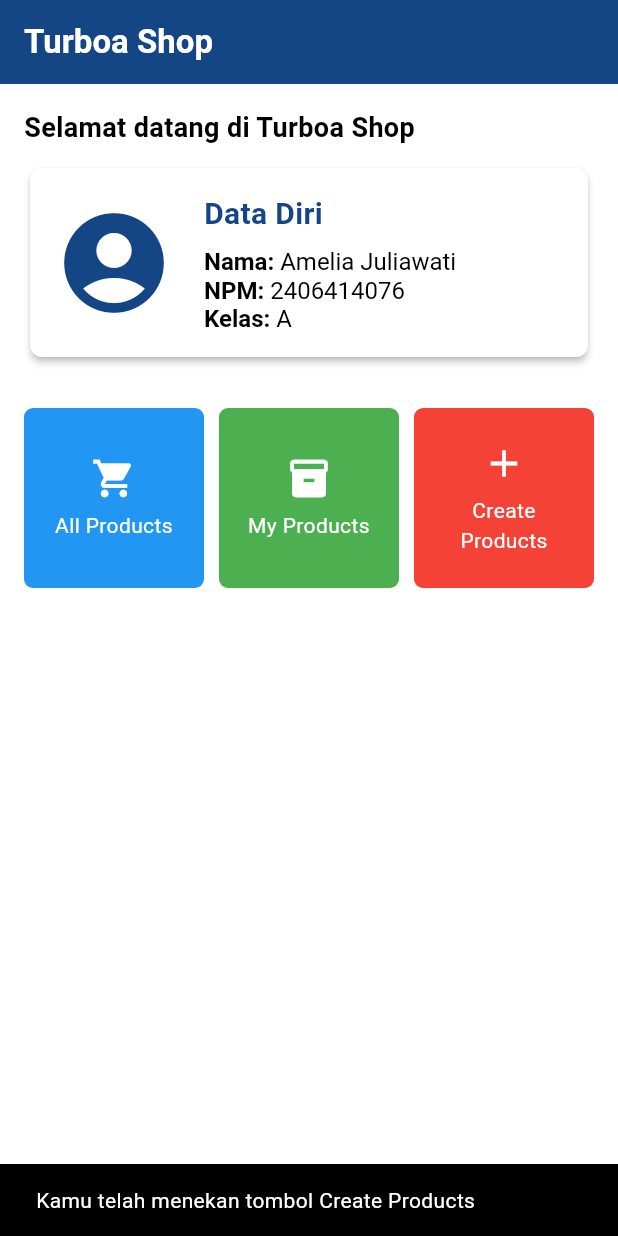
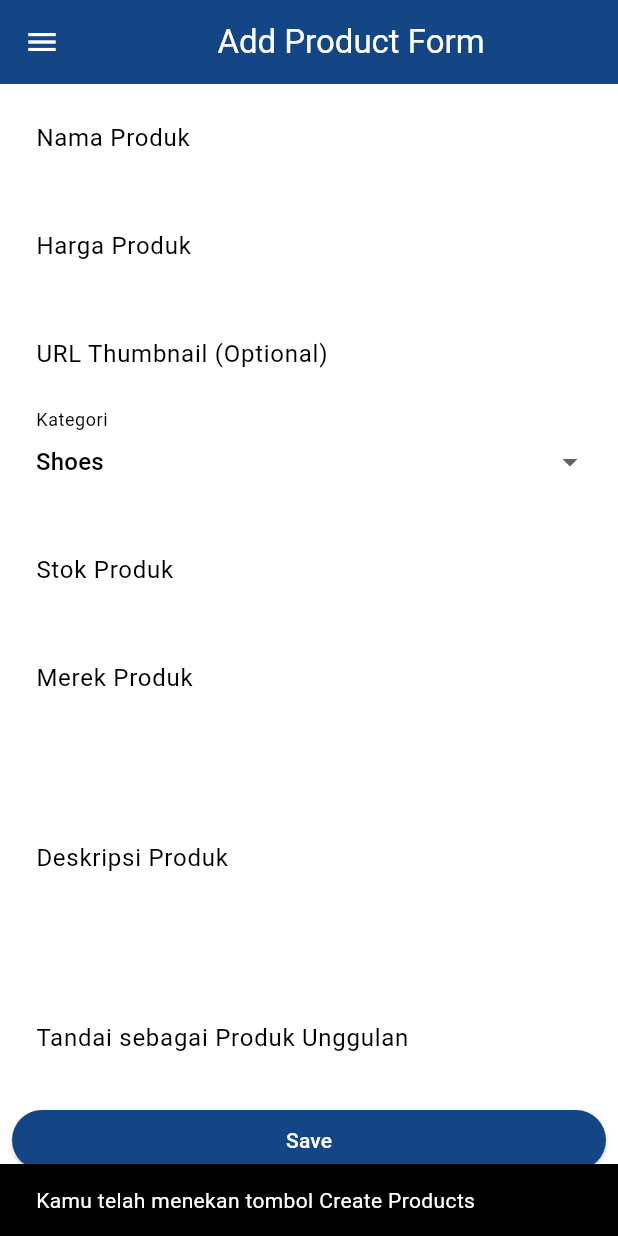
Before and after one commit to amelia-juliawati/football-shop-mobile, a Flutter app: the screen it shows after launch, after a tap on "Create Products", on a phone screen of 412 x 824 dp. Run offline on Flutter 3.47's test engine with Material 3 defaults, Android fonts, the phone set to English and light mode, and no system bars.

Commit message:
Tugas 8 selesai

```diff
--- a/lib/main.dart
+++ b/lib/main.dart
@@ -1,5 +1,5 @@
 import 'package:flutter/material.dart';
-import 'package:turboa_mobile/menu.dart';
+import 'package:turboa_mobile/screens/menu.dart';
 
 void main() {
   runApp(const MyApp());
--- a/lib/menu.dart
+++ b/lib/screens/menu.dart
@@ -1,4 +1,6 @@
 import 'package:flutter/material.dart';
+import 'package:turboa_mobile/widgets/left_drawer.dart';
+import 'package:turboa_mobile/widgets/products_card.dart';
 
 class MyHomePage extends StatelessWidget {
   MyHomePage({super.key});
@@ -23,7 +25,9 @@ class MyHomePage extends StatelessWidget {
           style: TextStyle(color: Colors.white, fontWeight: FontWeight.bold),
         ),
         backgroundColor: Theme.of(context).colorScheme.primary,
+        iconTheme:  const IconThemeData(color: Colors.white),
       ),
+      drawer: LeftDrawer(),
       body: Padding(
         padding: const EdgeInsets.all(16),
         child: Column(
@@ -159,44 +163,3 @@ class ItemHomepage {
   final IconData icon;
   ItemHomepage(this.name, this.icon);
 }
-
-class ItemCard extends StatelessWidget {
-  final ItemHomepage item;
-  final Color color;
-
-  const ItemCard({super.key, required this.item, required this.color});
-
-  @override
-  Widget build(BuildContext context) {
-    return Material(
-      color: color,
-      borderRadius: BorderRadius.circular(6),
-      child: InkWell(
-        onTap: () {
-          ScaffoldMessenger.of(context)
-            ..hideCurrentSnackBar()
-            ..showSnackBar(
-              SnackBar(content: Text("Kamu telah menekan tombol ${item.name}")),
-            );
-        },
-        child: Container(
-          padding: const EdgeInsets.all(8),
-          child: Center(
-            child: Column(
-              mainAxisAlignment: MainAxisAlignment.center,
-              children: [
-                Icon(item.icon, color: Colors.white, size: 30.0),
-                const Padding(padding: EdgeInsets.all(3)),
-                Text(
-                  item.name,
-                  textAlign: TextAlign.center,
-                  style: const TextStyle(color: Colors.white),
-                ),
-              ],
-            ),
-          ),
-        ),
-      ),
-    );
-  }
-}
--- /dev/null
+++ b/lib/screens/productlist_form.dart
@@ -0,0 +1,347 @@
+import 'package:flutter/material.dart';
+import 'package:turboa_mobile/screens/menu.dart';
+import 'package:turboa_mobile/widgets/left_drawer.dart';
+
+class ProductFormPage extends StatefulWidget {
+  const ProductFormPage({super.key});
+
+  @override
+  State<ProductFormPage> createState() => _ProductFormPageState();
+}
+
+class _ProductFormPageState extends State<ProductFormPage> {
+  final _formKey = GlobalKey<FormState>();
+  String _name = "";
+  int _price = 0;
+  String _description = "";
+  String _thumbnail = "";
+  String _category = "shoes";
+  bool _isFeatured = false;
+  int _stock = 0;
+  String _brand = "";
+
+  final List<String> _categories = [
+    'shoes',
+    'jersey',
+    'socks',
+    'shin guard',
+    'cleat',
+    'ball',
+    'heand gloves',
+  ];
+
+  @override
+  Widget build(BuildContext context) {
+    return Scaffold(
+      appBar: AppBar(
+        title: const Center(child: Text('Add Product Form')),
+        backgroundColor: Theme.of(context).colorScheme.primary,
+        foregroundColor: Colors.white,
+      ),
+      drawer: LeftDrawer(),
+      body: Form(
+        key: _formKey,
+        child: SingleChildScrollView(
+          child: Column(
+            crossAxisAlignment: CrossAxisAlignment.start,
+            children: [
+              // === Product Name ===
+              Padding(
+                padding: const EdgeInsets.all(8.0),
+                child: TextFormField(
+                  decoration: InputDecoration(
+                    hintText: "Ketik nama produkmu disini...",
+                    labelText: "Nama Produk",
+                    border: OutlineInputBorder(
+                      borderRadius: BorderRadius.circular(3.0),
+                    ),
+                  ),
+                  onChanged: (String? value) {
+                    setState(() {
+                      _name = value!;
+                    });
+                  },
+                  validator: (String? value) {
+                    if (value == null || value.isEmpty) {
+                      return "Nama produk tidak boleh kosong!";
+                    }
+                    if (value.length < 3) {
+                      return "Nama produk minimal 3 karakter!";
+                    }
+                    if (value.length > 50) {
+                      return "Nama produk maksimal 50 karakter!";
+                    }
+                    return null;
+                  },
+                ),
+              ),
+
+              // === Price ===
+              Padding(
+                padding: const EdgeInsets.all(8.0),
+                child: TextFormField(
+                  keyboardType: TextInputType.number,
+                  decoration: InputDecoration(
+                    hintText: "Ketik harga produkmu disini...",
+                    labelText: "Harga Produk",
+                    border: OutlineInputBorder(
+                      borderRadius: BorderRadius.circular(3.0),
+                    ),
+                  ),
+                  onChanged: (String? value) {
+                    setState(() {
+                      _price = int.tryParse(value!) ?? 0;
+                    });
+                  },
+                  validator: (String? value) {
+                    if (value == null || value.isEmpty) {
+                      return "Harga tidak boleh kosong!";
+                    }
+                    final price = int.tryParse(value);
+                    if (price == null) {
+                      return "Masukkan angka yang valid!";
+                    }
+                    if (price <= 0) {
+                      return "Harga harus lebih dari 0!";
+                    }
+                    return null;
+                  },
+                ),
+              ),
+
+              // === Thumbnail URL ===
+              Padding(
+                padding: const EdgeInsets.all(8.0),
+                child: TextFormField(
+                  decoration: InputDecoration(
+                    hintText: "Ketik thumbnail produkmu disini...",
+                    labelText: "URL Thumbnail (Optional)",
+                    border: OutlineInputBorder(
+                      borderRadius: BorderRadius.circular(3.0),
+                    ),
+                  ),
+                  onChanged: (String? value) {
+                    setState(() {
+                      _thumbnail = value!;
+                    });
+                  },
+                  validator: (String? value) {
+                    if (value != null &&
+                        value.isNotEmpty &&
+                        !Uri.parse(value).isAbsolute) {
+                      return "Masukkan URL yang valid!";
+                    }
+                    return null;
+                  },
+                ),
+              ),
+
+              // === Category ===
+              Padding(
+                padding: const EdgeInsets.all(8.0),
+                child: DropdownButtonFormField<String>(
+                  decoration: InputDecoration(
+                    labelText: "Kategori",
+                    border: OutlineInputBorder(
+                      borderRadius: BorderRadius.circular(3.0),
+                    ),
+                  ),
+                  value: _category,
+                  items: _categories
+                      .map(
+                        (cat) => DropdownMenuItem(
+                          value: cat,
+                          child: Text(cat[0].toUpperCase() + cat.substring(1)),
+                        ),
+                      )
+                      .toList(),
+                  onChanged: (String? newValue) {
+                    setState(() {
+                      _category = newValue!;
+                    });
+                  },
+                ),
+              ),
+
+              // === Stock ===
+              Padding(
+                padding: const EdgeInsets.all(8.0),
+                child: TextFormField(
+                  keyboardType: TextInputType.number,
+                  decoration: InputDecoration(
+                    hintText: "Ketik jumlah stok produkmu...",
+                    labelText: "Stok Produk",
+                    border: OutlineInputBorder(
+                      borderRadius: BorderRadius.circular(3.0),
+                    ),
+                  ),
+                  onChanged: (String? value) {
+                    setState(() {
+                      _stock = int.tryParse(value!) ?? 0;
+                    });
+                  },
+                  validator: (String? value) {
+                    if (value == null || value.isEmpty) {
+                      return "Stok tidak boleh kosong!";
+                    }
+                    final stock = int.tryParse(value);
+                    if (stock == null) {
+                      return "Masukkan angka yang valid!";
+                    }
+                    if (stock < 0) {
+                      return "Stok tidak boleh negatif!";
+                    }
+                    return null;
+                  },
+                ),
+              ),
+
+              // === Brand ===
+              Padding(
+                padding: const EdgeInsets.all(8.0),
+                child: TextFormField(
+                  decoration: InputDecoration(
+                    hintText: "Ketik brand produkmu disini...",
+                    labelText: "Merek Produk",
+                    border: OutlineInputBorder(
+                      borderRadius: BorderRadius.circular(3.0),
+                    ),
+                  ),
+                  onChanged: (String? value) {
+                    setState(() {
+                      _brand = value!;
+                    });
+                  },
+                  validator: (String? value) {
+                    if (value == null || value.isEmpty) {
+                      return "Merek tidak boleh kosong!";
+                    }
+                    if (value.length > 30) {
+                      return "Merek maksimal berisi 30 karakter!";
+                    }
+                    return null;
+                  },
+                ),
+              ),
+
+              // === Description ===
+              Padding(
+                padding: const EdgeInsets.all(8.0),
+                child: TextFormField(
+                  maxLines: 5,
+                  decoration: InputDecoration(
+                    hintText: "Deskripsi Produk",
+                    labelText: "Deskripsi Produk",
+                    border: OutlineInputBorder(
+                      borderRadius: BorderRadius.circular(5.0),
+                    ),
+                  ),
+                  onChanged: (String? value) {
+                    setState(() {
+                      _description = value!;
+                    });
+                  },
+                  validator: (String? value) {
+                    if (value == null || value.isEmpty) {
+                      return "Deskripsi tidak boleh kosong!";
+                    }
+                    if (value.length < 10) {
+                      return "Deskripsi minimal berisi 10 karakter!";
+                    }
+                    if (value.length > 500) {
+                      return "Deskripsi maksimal berisi 500 karakter!";
+                    }
+                    return null;
+                  },
+                ),
+              ),
+
+              // === Is Featured ===
+              Padding(
+                padding: const EdgeInsets.all(8.0),
+                child: SwitchListTile(
+                  title: const Text("Tandai sebagai Produk Unggulan"),
+                  value: _isFeatured,
+                  onChanged: (bool value) {
+                    setState(() {
+                      _isFeatured = value;
+                    });
+                  },
+                ),
+              ),
+
+              // === Save ===
+              Align(
+                alignment: Alignment.bottomCenter,
+                child: Padding(
+                  padding: const EdgeInsets.all(8.0),
+                  child: SizedBox(
+                    width: double.infinity,
+                    child: ElevatedButton(
+                      style: ButtonStyle(
+                        backgroundColor: MaterialStateProperty.all(
+                          Theme.of(context).colorScheme.primary,
+                        ),
+                      ),
+                      onPressed: () {
+                        if (_formKey.currentState!.validate()) {
+                          showDialog(
+                            context: context,
+                            builder: (context) {
+                              return AlertDialog(
+                                title: const Text('Produk berhasil disimpan!'),
+                                content: SingleChildScrollView(
+                                  child: Column(
+                                    crossAxisAlignment:
+                                        CrossAxisAlignment.start,
+                                    children: [
+                                      Text('Nama Produk: $_name'),
+                                      Text('Harga: Rp$_price'),
+                                      Text('Kategori: $_category'),
+                                      Text('Stok: $_stock'),
+                                      Text('Merek: $_brand'),
+                                      if (_thumbnail.isNotEmpty)
+                                        Text('Thumbnail: $_thumbnail'),
+                                      Text(
+                                        'Unggulan: ${_isFeatured ? "Ya" : "Tidak"}',
+                                      ),
+                                      const SizedBox(height: 10),
+                                      Text('Deskripsi:\n$_description'),
+                                    ],
+                                  ),
+                                ),
+                                actions: [
+                                  TextButton(
+                                    child: const Text('OK'),
+                                    onPressed: () {
+                                      Navigator.pop(context);
+                                      _formKey.currentState!.reset();
+                                      Navigator.pushReplacement(
+                                        context,
+                                        MaterialPageRoute(
+                                          builder: (context) => MyHomePage(),
+                                        ),
+                                      );
+                                    },
+                                  ),
+                                ],
+                              );
+                            },
+                          );
+                        }
+                      },
+                      child: const Text(
+                        "Save",
+                        style: TextStyle(color: Colors.white),
+                      ),
+                    ),
+                  ),
+                ),
+              ),
+            ],
+          ),
+        ),
+      ),
+    );
+  }
+}
--- /dev/null
+++ b/lib/widgets/left_drawer.dart
@@ -0,0 +1,64 @@
+import 'package:flutter/material.dart';
+import 'package:turboa_mobile/screens/menu.dart';
+import 'package:turboa_mobile/screens/productlist_form.dart';
+
+class LeftDrawer extends StatelessWidget {
+  const LeftDrawer({super.key});
+
+  @override
+  Widget build(BuildContext context) {
+    return Drawer(
+      child: ListView(
+        children: [
+          DrawerHeader(
+            decoration: BoxDecoration(color: Theme.of(context).colorScheme.secondary),
+            child: Column(
+              crossAxisAlignment: CrossAxisAlignment.start,
+              children: [
+                Text(
+                  'Turboa Shop',
+                  textAlign: TextAlign.start,
+                  style: TextStyle(
+                    fontSize: 25,
+                    fontWeight: FontWeight.bold,
+                    color: Colors.white,
+                  ),
+                ),
+                Padding(padding: EdgeInsets.all(10)),
+                Text(
+                  "Temukan produk terbaik dengan harga bersahabat!",
+                  textAlign: TextAlign.start,
+                  style: TextStyle(
+                    fontSize: 15,
+                    fontWeight: FontWeight.normal,
+                    color: Colors.white,
+                  ),
+                ),
+              ],
+            ),
+          ),
+          ListTile(
+            leading: const Icon(Icons.home_outlined),
+            title: const Text('Halaman Utama'),
+            onTap: () {
+              Navigator.push(
+                context,
+                MaterialPageRoute(builder: (context) => MyHomePage()),
+              );
+            },
+          ),
+          ListTile(
+            leading: const Icon(Icons.add),
+            title: const Text('Tambah Produk'),
+            onTap: () {
+              Navigator.push(
+                context,
+                MaterialPageRoute(builder: (context) => ProductFormPage()),
+              );
+            },
+          ),
+        ],
+      ),
+    );
+  }
+}
--- /dev/null
+++ b/lib/widgets/products_card.dart
@@ -0,0 +1,50 @@
+import 'package:flutter/material.dart';
+import 'package:turboa_mobile/screens/productlist_form.dart';
+import 'package:turboa_mobile/screens/menu.dart';
+
+class ItemCard extends StatelessWidget {
+  final ItemHomepage item;
+  final Color color;
+
+  const ItemCard({super.key, required this.item, required this.color});
+
+  @override
+  Widget build(BuildContext context) {
+    return Material(
+      color: color,
+      borderRadius: BorderRadius.circular(6),
+      child: InkWell(
+        onTap: () {
+          ScaffoldMessenger.of(context)
+            ..hideCurrentSnackBar()
+            ..showSnackBar(
+              SnackBar(content: Text("Kamu telah menekan tombol ${item.name}")),
+            );
+          if (item.name == "Create Products") {
+            Navigator.push(
+              context,
+              MaterialPageRoute(builder: (context) => ProductFormPage()),
+            );
+          }
+        },
+        child: Container(
+          padding: const EdgeInsets.all(8),
+          child: Center(
+            child: Column(
+              mainAxisAlignment: MainAxisAlignment.center,
+              children: [
+                Icon(item.icon, color: Colors.white, size: 30.0),
+                const Padding(padding: EdgeInsets.all(3)),
+                Text(
+                  item.name,
+                  textAlign: TextAlign.center,
+                  style: const TextStyle(color: Colors.white),
+                ),
+              ],
+            ),
+          ),
+        ),
+      ),
+    );
+  }
+}
```
Also changed, not shown: 1 other file.
